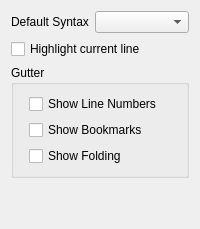
Qt form resources/ui/configure/editor.ui (prymatex/prymatex) before a commit.
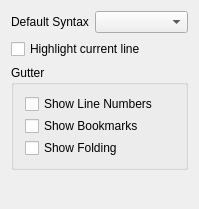
The same form after that commit.

```diff
--- a/resources/ui/configure/editor.ui
+++ b/resources/ui/configure/editor.ui
@@ -2,6 +2,14 @@
 <ui version="4.0">
  <class>EditorWidget</class>
  <widget class="QWidget" name="EditorWidget">
+  <property name="geometry">
+   <rect>
+    <x>0</x>
+    <y>0</y>
+    <width>199</width>
+    <height>209</height>
+   </rect>
+  </property>
   <property name="windowTitle">
    <string>Editor</string>
   </property>
@@ -40,6 +48,12 @@
       <string>Gutter</string>
      </property>
      <layout class="QFormLayout" name="formLayout">
+      <property name="horizontalSpacing">
+       <number>2</number>
+      </property>
+      <property name="verticalSpacing">
+       <number>2</number>
+      </property>
       <item row="0" column="1">
        <widget class="QCheckBox" name="checkBoxLineNumbers">
         <property name="text">
```
